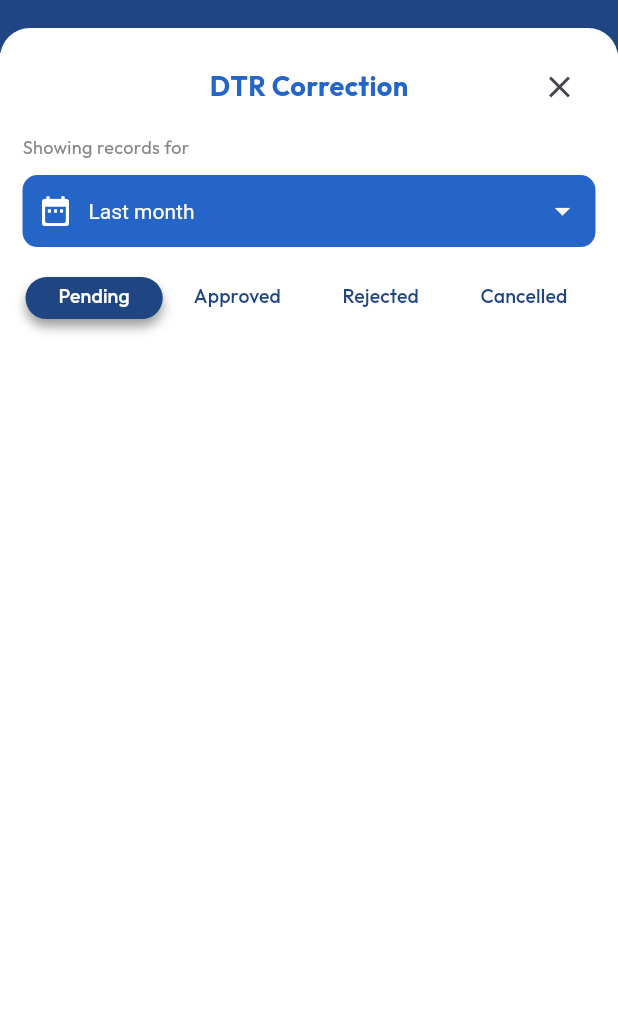
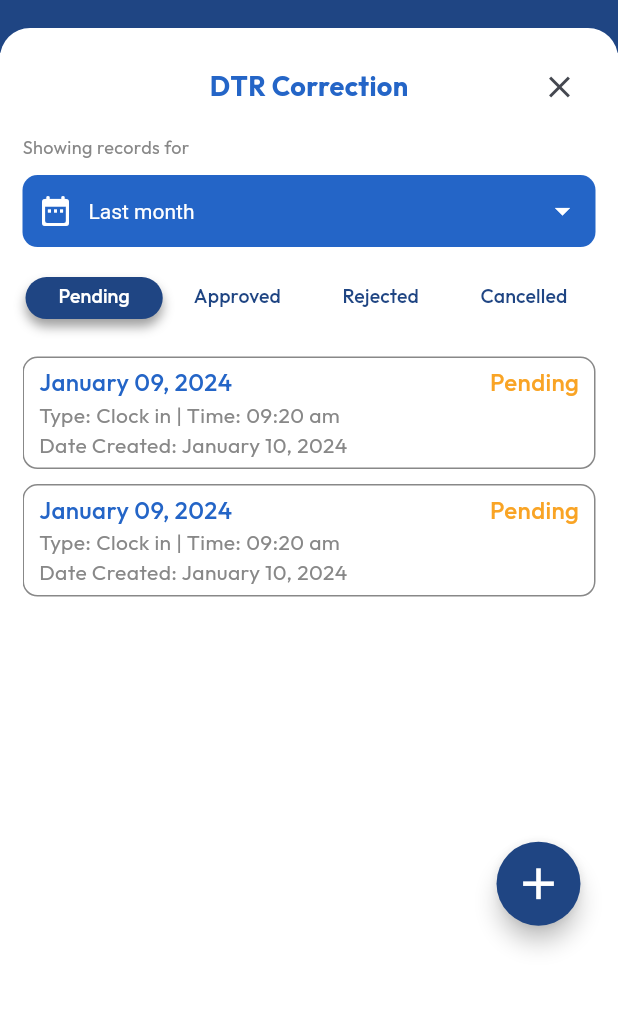
Before and after one commit to NekoIchigo/ems_v4, a Flutter app: the DTRCorrection widget shown alone on an empty page, opened directly, on a phone screen of 412 x 824 dp, the part 145-1157 px from its top. Run offline on Flutter 3.47's test engine with Material 3 defaults, Android fonts, the phone set to English and light mode, and no system bars; our stand-ins replace calendar_date_picker2, convex_bottom_bar, flutter_svg, geolocator, get, google_fonts and 4 more; missing offline and left inert: flutter_device_type; accounts and stored records are empty; network calls fail; statements that could not run were skipped; project files that could hold a hidden picture were left out.

Commit message:
transaction tabbars and listview input

```diff
--- a/lib/global/constants.dart
+++ b/lib/global/constants.dart
@@ -8,6 +8,7 @@ const bgSky = Color(0xFF699BF7);
 const lightGray = Color(0xFFC4C4C4);
 const darkGray = Color(0xFF404040);
 const gray = Color(0xFF888888);
+const orange = Color(0xFFF9A425);
 
 const textMuted = Color(0xFF8F8F90);
 const textblack = Color(0xFF444444);
--- /dev/null
+++ b/lib/models/transaction_item.dart
@@ -0,0 +1,39 @@
+class TransactionItem {
+  final int id;
+  final String title;
+  final String dateCreated;
+  final String subtitle;
+  final String status;
+  final String type;
+
+  TransactionItem({
+    required this.id,
+    required this.title,
+    required this.dateCreated,
+    required this.subtitle,
+    required this.status,
+    required this.type,
+  });
+
+  factory TransactionItem.fromJson(Map<String, dynamic> json) {
+    return TransactionItem(
+      id: json['id'] as int,
+      title: json['title'] as String,
+      dateCreated: json['date_created'] as String,
+      subtitle: json['subtitle'] as String,
+      status: json['status'] as String,
+      type: json['type'] as String,
+    );
+  }
+
+  Map<String, dynamic> toMap() {
+    return {
+      'id': id,
+      'title': title,
+      'date_created': dateCreated,
+      'subtitle': subtitle,
+      'status': status,
+      'type': type,
+    };
+  }
+}
--- a/lib/views/layout/private/transactions/widget/dtr_corrections.dart
+++ b/lib/views/layout/private/transactions/widget/dtr_corrections.dart
@@ -1,6 +1,5 @@
 import 'package:ems_v4/global/constants.dart';
-import 'package:ems_v4/views/layout/private/time_entries/widgets/custom_date_bottomsheet.dart';
-import 'package:ems_v4/views/layout/private/transactions/widget/tabbar/transactions_tabbar.dart';
+import 'package:ems_v4/views/layout/private/transactions/widget/tabbar/transactions_tabs.dart';
 import 'package:ems_v4/views/widgets/builder/ems_container.dart';
 import 'package:ems_v4/views/widgets/dropdown/month_filter_dropdown.dart';
 import 'package:flutter/material.dart';
@@ -51,8 +50,22 @@ class _DTRCorrectionState extends State<DTRCorrection> {
                   MonthFilterDropdown(
                     onChanged: (p0) {},
                   ),
-                  const TransactionsTabbar(),
+                  const TransactionsTabs(),
                 ],
+              ),
+              Positioned(
+                bottom: 100,
+                right: 10,
+                child: FloatingActionButton(
+                  shape: const CircleBorder(),
+                  backgroundColor: bgPrimaryBlue,
+                  onPressed: () {},
+                  child: const Icon(
+                    Icons.add,
+                    color: Colors.white,
+                    size: 35,
+                  ),
+                ),
               ),
             ],
           ),
--- /dev/null
+++ b/lib/views/layout/private/transactions/widget/tabbar/approved_listview.dart
@@ -0,0 +1,79 @@
+import 'package:ems_v4/global/constants.dart';
+import 'package:ems_v4/models/transaction_item.dart';
+import 'package:ems_v4/views/widgets/no_result.dart';
+import 'package:flutter/material.dart';
+import 'package:get/get.dart';
+
+class ApprovedListview extends StatefulWidget {
+  final List<TransactionItem> items;
+
+  const ApprovedListview({
+    super.key,
+    required this.items,
+  });
+
+  @override
+  State<ApprovedListview> createState() => _ApprovedListviewState();
+}
+
+class _ApprovedListviewState extends State<ApprovedListview> {
+  @override
+  Widget build(BuildContext context) {
+    return widget.items.isNotEmpty
+        ? ListView.builder(
+            padding: const EdgeInsets.symmetric(vertical: 10),
+            itemCount: widget.items.length,
+            itemBuilder: (context, index) {
+              TransactionItem item = widget.items[index];
+
+              return Container(
+                padding:
+                    const EdgeInsets.symmetric(horizontal: 10, vertical: 5),
+                margin: const EdgeInsets.symmetric(vertical: 5),
+                width: Get.width,
+                decoration: BoxDecoration(
+                  border: Border.all(
+                    color: gray,
+                  ),
+                  borderRadius: BorderRadius.circular(10),
+                ),
+                child: Column(
+                  crossAxisAlignment: CrossAxisAlignment.start,
+                  children: [
+                    Row(
+                      mainAxisAlignment: MainAxisAlignment.spaceBetween,
+                      children: [
+                        Text(
+                          item.title,
+                          style: const TextStyle(
+                            color: primaryBlue,
+                            fontSize: 16,
+                            fontWeight: FontWeight.w500,
+                          ),
+                        ),
+                        Text(
+                          item.status,
+                          style: const TextStyle(
+                            color: orange,
+                            fontSize: 16,
+                            fontWeight: FontWeight.w500,
+                          ),
+                        )
+                      ],
+                    ),
+                    Text(
+                      item.subtitle,
+                      style: const TextStyle(color: gray),
+                    ),
+                    Text(
+                      "Date Created: ${item.dateCreated}",
+                      style: const TextStyle(color: gray),
+                    ),
+                  ],
+                ),
+              );
+            },
+          )
+        : const NoResult();
+  }
+}
--- a/lib/views/layout/private/transactions/widget/tabbar/transactions_tabbar.dart
+++ /dev/null
@@ -1,73 +0,0 @@
-import 'package:ems_v4/global/constants.dart';
-import 'package:flutter/material.dart';
-import 'package:get/get.dart';
-
-class TransactionsTabbar extends StatefulWidget {
-  const TransactionsTabbar({super.key});
-
-  @override
-  State<TransactionsTabbar> createState() => _TransactionsTabbarState();
-}
-
-class _TransactionsTabbarState extends State<TransactionsTabbar>
-    with SingleTickerProviderStateMixin {
-  final List<Widget> _tabs = [
-    const Tab(text: "Pending"),
-    const Tab(text: "Approved"),
-    const Tab(text: "Rejected"),
-    const Tab(text: "Cancelled"),
-  ];
-
-  late TabController _tabController;
-
-  @override
-  void initState() {
-    super.initState();
-    _tabController = TabController(length: _tabs.length, vsync: this);
-  }
-
-  @override
-  void dispose() {
-    _tabController.dispose();
-    super.dispose();
-  }
-
-  @override
-  Widget build(BuildContext context) {
-    return Column(
-      children: [
-        TabBar(
-          labelPadding: EdgeInsets.zero,
-          indicatorPadding:
-              const EdgeInsets.symmetric(vertical: 10, horizontal: 2),
-          tabs: _tabs,
-          labelStyle: const TextStyle(color: Colors.white, fontSize: 13),
-          unselectedLabelStyle:
-              const TextStyle(color: bgPrimaryBlue, fontSize: 13),
-          indicator: BoxDecoration(
-            color: bgPrimaryBlue,
-            borderRadius: BorderRadius.circular(20),
-            boxShadow: const [
-              BoxShadow(
-                color: Colors.grey,
-                offset: Offset(0, 5),
-                blurRadius: 6,
-                spreadRadius: 0,
-              ),
-            ],
-          ),
-          indicatorSize: TabBarIndicatorSize.tab,
-          dividerColor: Colors.white,
-          controller: _tabController,
-        ),
-        SizedBox(
-          height: Get.height * .6,
-          child: TabBarView(
-            controller: _tabController,
-            children: [],
-          ),
-        ),
-      ],
-    );
-  }
-}
--- a/lib/views/layout/private/transactions/widget/tabbar/transactions_tabs.dart
+++ b/lib/views/layout/private/transactions/widget/tabbar/transactions_tabs.dart
@@ -1,41 +1,88 @@
 import 'package:ems_v4/global/constants.dart';
+import 'package:ems_v4/models/transaction_item.dart';
+import 'package:ems_v4/views/layout/private/transactions/widget/tabbar/approved_listview.dart';
 import 'package:flutter/material.dart';
+import 'package:get/get.dart';
 
-class TransactionsTabs extends StatelessWidget {
-  final String title;
-  final bool isActive;
-  const TransactionsTabs({
-    super.key,
-    required this.title,
-    required this.isActive,
-  });
+class TransactionsTabs extends StatefulWidget {
+  const TransactionsTabs({super.key});
 
   @override
+  State<TransactionsTabs> createState() => _TransactionsTabsState();
+}
+
+class _TransactionsTabsState extends State<TransactionsTabs>
+    with SingleTickerProviderStateMixin {
+  final List<Widget> _tabs = [
+    const Tab(text: "Pending"),
+    const Tab(text: "Approved"),
+    const Tab(text: "Rejected"),
+    const Tab(text: "Cancelled"),
+  ];
+
+  late TabController _tabController;
+
+  @override
+  void initState() {
+    super.initState();
+    _tabController = TabController(length: _tabs.length, vsync: this);
+  }
+
+  @override
+  void dispose() {
+    _tabController.dispose();
+    super.dispose();
+  }
+
+  TransactionItem item = TransactionItem(
+    id: 1,
+    title: 'January 09, 2024',
+    dateCreated: 'January 10, 2024',
+    status: 'Pending',
+    subtitle: 'Type: Clock in | Time: 09:20 am',
+    type: 'DTR Correction',
+  );
+  @override
   Widget build(BuildContext context) {
-    return Tab(
-      child: Container(
-        padding: EdgeInsets.symmetric(horizontal: 5, vertical: 3),
-        // decoration: BoxDecoration(
-        //   color: isActive ? bgPrimaryBlue : Colors.white,
-        //   borderRadius: BorderRadius.circular(10),
-        //   boxShadow: [
-        //     BoxShadow(
-        //       color: isActive ? Colors.grey : Colors.white,
-        //       offset: Offset(0, 5),
-        //       blurRadius: 6,
-        //       spreadRadius: 0,
-        //     ),
-        //   ],
-        // ),
-        child: Text(
-          title,
-          style: TextStyle(
-            color: isActive ? Colors.white : bgPrimaryBlue,
-            fontSize: 12,
-            overflow: TextOverflow.ellipsis,
+    return Column(
+      children: [
+        TabBar(
+          labelPadding: EdgeInsets.zero,
+          indicatorPadding:
+              const EdgeInsets.symmetric(vertical: 10, horizontal: 2),
+          tabs: _tabs,
+          labelStyle: const TextStyle(color: Colors.white, fontSize: 13),
+          unselectedLabelStyle:
+              const TextStyle(color: bgPrimaryBlue, fontSize: 13),
+          indicator: BoxDecoration(
+            color: bgPrimaryBlue,
+            borderRadius: BorderRadius.circular(20),
+            boxShadow: const [
+              BoxShadow(
+                color: Colors.grey,
+                offset: Offset(0, 5),
+                blurRadius: 6,
+                spreadRadius: 0,
+              ),
+            ],
+          ),
+          indicatorSize: TabBarIndicatorSize.tab,
+          dividerColor: Colors.white,
+          controller: _tabController,
+        ),
+        SizedBox(
+          height: Get.height * .6,
+          child: TabBarView(
+            controller: _tabController,
+            children: [
+              ApprovedListview(items: [item, item]),
+              ApprovedListview(items: [item, item, item]),
+              ApprovedListview(items: [item, item]),
+              ApprovedListview(items: []),
+            ],
           ),
         ),
-      ),
+      ],
     );
   }
 }
--- a/lib/views/widgets/no_result.dart
+++ b/lib/views/widgets/no_result.dart
@@ -5,9 +5,7 @@ class NoResult extends StatelessWidget {
 
   @override
   Widget build(BuildContext context) {
-    return Padding(
-      padding: const EdgeInsets.only(top: 80.0),
-      child: Column(
+    return Column(
       children: [
         Image.asset(
           'assets/images/no_data.png',
@@ -15,7 +13,6 @@ class NoResult extends StatelessWidget {
         ),
         const Text('No Records'),
       ],
-      ),
     );
   }
 }
```
Also changed, not shown: lib/views/layout/private/transactions/widget/tabbar/cancelled_listview.dart (added), lib/views/layout/private/transactions/widget/tabbar/pending_listview.dart (added), lib/views/layout/private/transactions/widget/tabbar/rejected_listview.dart (added). Lines whose indentation alone changed are shown as unchanged.
